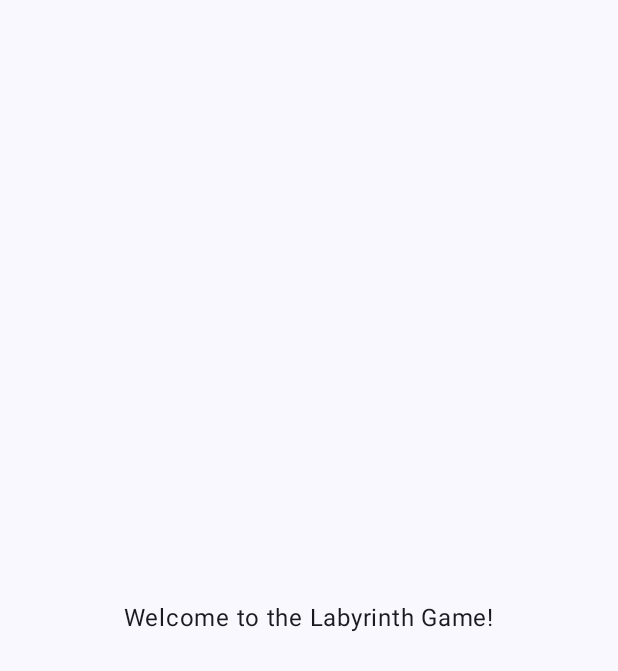
After one commit to DenisLipovetskyi/HalloweenLabyrinth, an Android app built with Jetpack Compose: the composable LabyrinthGame shown on its own in the app's theme, on a phone screen of 412 x 824 dp. The commit adds this screen. Shown: the top 671 px of the screen. Run offline under Robolectric (Android 15) with nearby library versions, the phone set to English and light mode, and no system bars.

Commit message:
Game screen and WebView Navigation

```diff
--- /dev/null
+++ b/app/src/main/java/com/example/halloweenlabyrinth/composable/LabyrinthGame.kt
@@ -0,0 +1,20 @@
+package com.example.halloweenlabyrinth.composable
+
+import androidx.compose.foundation.layout.Arrangement
+import androidx.compose.foundation.layout.Column
+import androidx.compose.foundation.layout.fillMaxSize
+import androidx.compose.material3.Text
+import androidx.compose.runtime.Composable
+import androidx.compose.ui.Alignment
+import androidx.compose.ui.Modifier
+
+@Composable
+fun LabyrinthGame() {
+    Column(
+        modifier = Modifier.fillMaxSize(),
+        verticalArrangement = Arrangement.Center,
+        horizontalAlignment = Alignment.CenterHorizontally
+    ) {
+        Text(text = "Welcome to the Labyrinth Game!")
+    }
+}
```
Also changed, not shown: app/src/main/java/com/example/halloweenlabyrinth/PrivacyPolicyScreen.kt (+11 -14 lines), app/src/main/java/com/example/halloweenlabyrinth/screens/AppNavigator.kt (added, +12 -0 lines).
